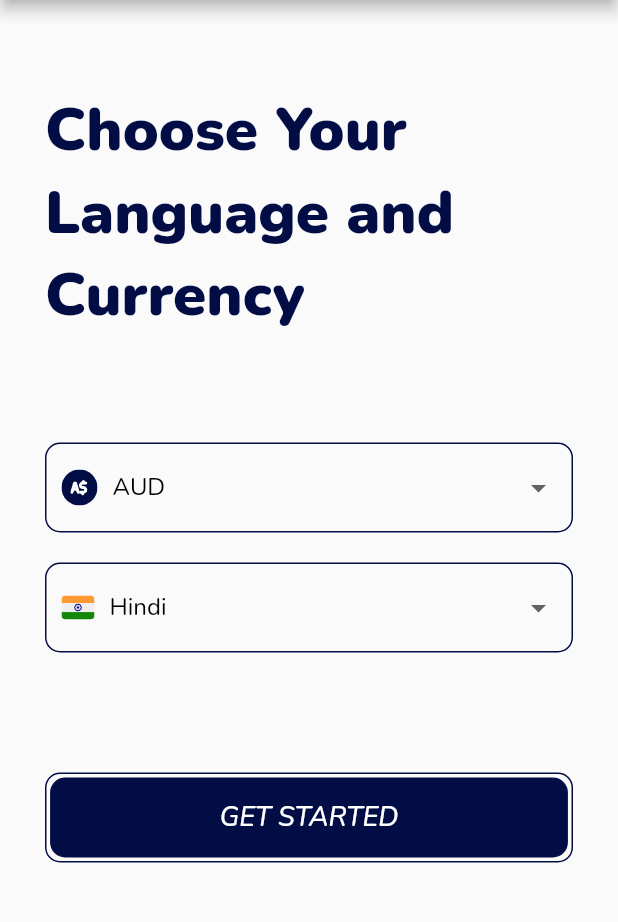
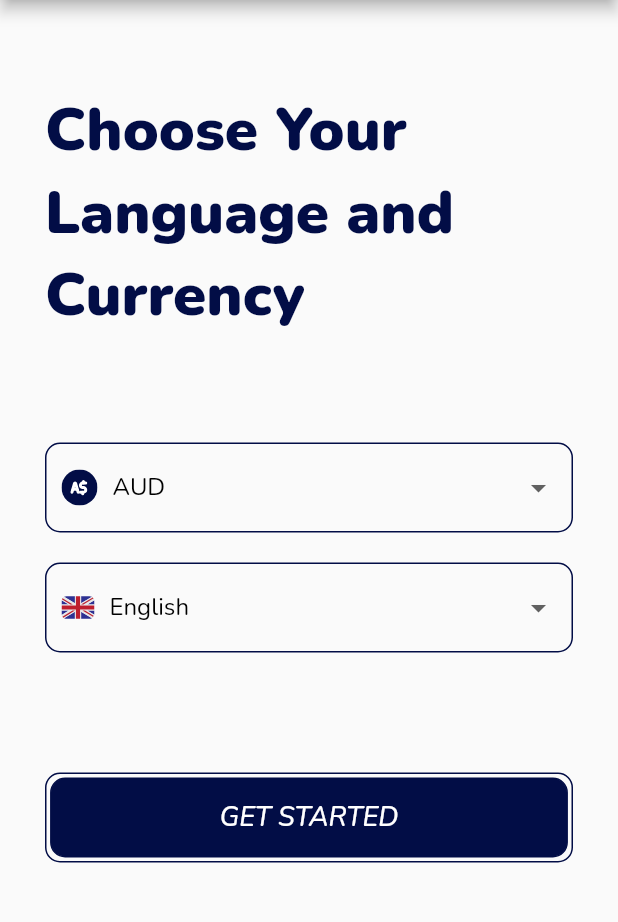
Before and after one commit to faizanje/flexiList, a Flutter app: the SelectCountryScreen screen opened directly, on a phone screen of 412 x 824 dp, the part 84-1006 px from its top. Run offline on Flutter 3.47's test engine with Material 2 defaults, Android fonts, the phone set to English and light mode, and no system bars; our stand-ins replace convex_bottom_bar, flutter_screenutil, flutter_svg, flutter_zoom_drawer, get, google_fonts and 4 more; missing offline and left inert: country_currency_pickers, country_list_pick; accounts and stored records are empty; statements that could not run were skipped.

Commit message:
Changing done in Country screen

```diff
--- a/lib/components/done_button.dart
+++ b/lib/components/done_button.dart
@@ -1,5 +1,6 @@
 import 'package:flutter/material.dart';
 import 'package:noteapp/constant/constant.dart';
+import 'package:noteapp/constant/strings.dart';
 import 'package:noteapp/screens/select_country_screen.dart';
 
 class WidgetButtonDone extends StatelessWidget {
@@ -29,7 +30,7 @@ class WidgetButtonDone extends StatelessWidget {
           mainAxisAlignment: MainAxisAlignment.center,
           children: <Widget>[
             Text(
-              "Done",
+              kDone,
               style: TextStyle(
                 fontSize: 16,
                 fontWeight: FontWeight.w200,
--- a/lib/components/no_notes_found.dart
+++ b/lib/components/no_notes_found.dart
@@ -1,5 +1,6 @@
 import 'package:flutter/material.dart';
 import 'package:flutter_screenutil/flutter_screenutil.dart';
+import 'package:noteapp/constant/strings.dart';
 
 class NoNotesFound extends StatelessWidget {
   const NoNotesFound({
@@ -23,7 +24,7 @@ class NoNotesFound extends StatelessWidget {
           height: 14.h,
         ),
         Text(
-          "Add Your First Note",
+          kAddYourFirstNote,
           style: TextStyle(
             fontSize: 24,
             fontWeight: FontWeight.w600,
--- a/lib/components/skip_button.dart
+++ b/lib/components/skip_button.dart
@@ -1,6 +1,7 @@
 import 'package:flutter/material.dart';
 import 'package:get/get.dart';
 import 'package:noteapp/constant/constant.dart';
+import 'package:noteapp/constant/strings.dart';
 import 'package:noteapp/screens/select_country_screen.dart';
 
 class WidgetButton extends StatelessWidget {
@@ -33,7 +34,7 @@ class WidgetButton extends StatelessWidget {
             color: kNavbarColor,
             border: Border.all(color: kNavbarColor)),
         child: Text(
-          "SKIP",
+          kSkip,
           style: TextStyle(
             fontSize: 18,
             fontWeight: FontWeight.w500,
--- a/lib/constant/strings.dart
+++ b/lib/constant/strings.dart
@@ -1,9 +1,30 @@
 import 'package:flutter/material.dart';
 
 final String kTitle = "Title";
-
 final String kTitleHere = "Title Here";
 final String kAddItem = "Add Item";
+final String kEditText = "EDIT TASK";
+final String kAddTask = "ADD TASK";
+final String kHintText = "Search notes";
+final String kTitleNote = "Note";
+final String kTitleReport = "Report";
+final String kTitleArchive = "Archive";
+final String kTitleSetting = "Setting";
+final String kNext = "Next";
+final String kLanguage = "Language";
+final String kChooseLocation = "Choose Your Language and Currency";
+final String kSelectItem = "Select item";
+final String kGetStarted = "GET STARTED";
+final String kTheme = "Theme";
+final String kThemeScreen = "Theme Screen";
+final String kCurrency = "Currency";
+final String kDone = "Done";
+final String kAddYourFirstNote = "Add Your First Note";
+final String kSkip = "SKIP";
+final String kSkipTaskAdded = "Task Added";
+final String kLater = "Later";
+final String kTodo = "Todo";
+
 // final String = "";
 // final String = "";
 // final String = "";
@@ -13,19 +34,3 @@ final String kAddItem = "Add Item";
 // final String = "";
 // final String = "";
 // final String = "";
-// final String = "";
-// final String = "";
-// final String = "";
-// final String = "";
-// final String = "";
-// final String = "";
-// final String = "";
-// final String = "";
-// final String = "";
-// final String = "";
-// final String = "";
-// final String = "";
-// final String = "";
-// final String = "";
-// final String = "";
-// final String = "";
--- /dev/null
+++ b/lib/language/LocaleString.dart
@@ -0,0 +1,75 @@
+import 'package:flutter/material.dart';
+import 'package:get/get_navigation/src/root/internacionalization.dart';
+
+class LocaleString extends Translations {
+  @override
+  // TODO: implement keys
+  Map<String, Map<String, String>> get keys => {
+        //ENGLISH LANGUAGE
+        'en_US': {
+          "kTitle": "Title",
+          "kTitleHere": "Title Here",
+          "kAddItem": "Add Item",
+          "kEditText": "EDIT TASK",
+          "kAddTask": "ADD TASK",
+          "kHintText": "Search notes",
+          "kTitleNote": "Note",
+          "kTitleReport": "Report",
+          "kTitleArchive": "Archive",
+          "kTitleSetting": "Setting",
+          "kNext": "Next",
+          "kLanguage": "Language",
+          "kChooseLocation": "Choose Your Language and Currency",
+          "kSelectItem": "Select item",
+          "kGetStarted": "GET STARTED",
+          "kTheme": "Theme",
+          "kThemeScreen": "Theme Screen",
+          "kCurrency": "Currency",
+          "kDone": "Done",
+          "kAddYourFirstNote": "Add Your First Note",
+          "kSkip": "SKIP",
+          "kTaskAdded": "Task has been Added",
+          'onBoardTitle': "Story Title",
+          "onBoardDescription":
+              "Lorem ipsum dolor sit amet, consectetur adipiscing elit. Nunc cursus suspendisse urna lorem lobortis in feugiat nisl. Interdum habitant mollis maecenas praesent nunc. Sed mauris tristique dui ante amet tempus magna sed."
+        },
+        // //HINDI LANGUAGE
+        // 'hi_IN': {
+        //   'hello': 'नमस्ते दुनिया',
+        //   'message': 'प्रोटो कोडर प्वाइंट में आपका स्वागत है',
+        //   'title': 'स्पंदन भाषा - स्थानीयकरण',
+        //   'subscribe': 'सब्सक्राइब',
+        //   'changelang': 'भाषा बदलो'
+        // },
+        //URDU LANGUAGE
+        'ur_PK': {
+          "kTitle": "عنوان",
+          "kTitleHere": "عنوان یہاں",
+          "kAddItem": "آئٹم شامل کریں",
+          "kEditText": "کام میں ترمیم کریں",
+          "kAddTask": "ٹاسک شامل کریں",
+          "kHintText": "نوٹ تلاش کریں",
+          "kTitleNote": "نوٹ",
+          "kTitleReport": "رپورٹ",
+          "kTitleArchive": "آرکائیو",
+          "kTitleSetting": "ترتیب",
+          "kNext": "اگلے",
+          "kLanguage": "زبان",
+          "kChooseLocation": "اپنی زبان اور کرنسی کا انتخاب کریں",
+          "kSelectItem": "آئٹم منتخب کریں",
+          "kGetStarted": "شروع کرنے کے",
+          "kTheme": "خیالیہ",
+          "kThemeScreen": "تھیم اسکرین",
+          "kCurrency": "کرنسی",
+          "kDone": "ہو گیا",
+          "kAddYourFirstNote": "اپنا پہلا نوٹ شامل کریں",
+          "kSkip": "SKIP" "چھوڑ دو",
+          "kTaskAdded": "ٹاسک شامل کر دیا گیا ہے",
+          "kLater": " بعد میں",
+          "kTodo": "ایسا کرنے کے لئے",
+          'onBoardTitle': "کہانی کا عنوان",
+          "onBoardDescription":
+              "درد خود محبت ہے ، بنیادی گاہک۔ اب ریسوں نے کلائی معطل کر دی ہے۔ بعض اوقات نرم میناس اب موجود ہیں۔ لیکن وقت کی محبت سے پہلے اداس ہونا بہت اچھا ہے۔",
+        },
+      };
+}
--- a/lib/main.dart
+++ b/lib/main.dart
@@ -13,6 +13,7 @@ import 'package:noteapp/screens/select_country_screen.dart';
 import 'package:path_provider/path_provider.dart';
 
 import 'constant/constant.dart';
+import 'language/LocaleString.dart';
 
 void main() async {
   WidgetsFlutterBinding.ensureInitialized();
@@ -31,6 +32,8 @@ class MyApp extends StatelessWidget {
     return ScreenUtilInit(
       designSize: Size(360, 640),
       builder: () => GetMaterialApp(
+        translations: LocaleString(),
+        locale: Locale('en', 'US'),
         debugShowCheckedModeBanner: false,
         theme: ThemeData.light().copyWith(
           colorScheme: ColorScheme.light().copyWith(
--- a/lib/menu_screen/currency.dart
+++ b/lib/menu_screen/currency.dart
@@ -1,6 +1,8 @@
 import 'package:flutter/material.dart';
 import 'package:flutter_zoom_drawer/flutter_zoom_drawer.dart';
+import 'package:get/get.dart';
 import 'package:noteapp/constant/constant.dart';
+import 'package:noteapp/constant/strings.dart';
 
 class CurrencyPage extends StatefulWidget {
   @override
@@ -25,7 +27,7 @@ class _CurrencyPageState extends State<CurrencyPage> {
     return Scaffold(
       appBar: AppBar(
         backgroundColor: Colors.deepOrange,
-        title: Text("Currency"),
+        title: Text('kCurrency'.tr),
         leading: flag
             ? IconButton(
                 onPressed: () {
@@ -56,7 +58,7 @@ class _CurrencyPageState extends State<CurrencyPage> {
       ),
       body: Center(
         child: Text(
-          "Currency",
+          'kCurrency'.tr,
           style: TextStyle(
             color: kNavbarColor,
             fontSize: 30,
--- a/lib/menu_screen/language.dart
+++ b/lib/menu_screen/language.dart
@@ -1,6 +1,8 @@
 import 'package:flutter/material.dart';
 import 'package:flutter_zoom_drawer/flutter_zoom_drawer.dart';
+import 'package:get/get.dart';
 import 'package:noteapp/constant/constant.dart';
+import 'package:noteapp/constant/strings.dart';
 
 class LanguagePage extends StatefulWidget {
   @override
@@ -25,7 +27,7 @@ class _LanguagePageState extends State<LanguagePage> {
     return Scaffold(
       appBar: AppBar(
         backgroundColor: Colors.green,
-        title: Text("Language"),
+        title: Text('kLanguage'.tr),
         leading: flag
             ? IconButton(
                 onPressed: () {
@@ -56,7 +58,7 @@ class _LanguagePageState extends State<LanguagePage> {
       ),
       body: Center(
         child: Text(
-          "Language",
+          'kLanguage'.tr,
           style: TextStyle(
             color: kNavbarColor,
             fontSize: 30,
--- a/lib/menu_screen/theme.dart
+++ b/lib/menu_screen/theme.dart
@@ -1,7 +1,9 @@
 import 'package:flutter/cupertino.dart';
 import 'package:flutter/material.dart';
 import 'package:flutter_zoom_drawer/flutter_zoom_drawer.dart';
+import 'package:get/get.dart';
 import 'package:noteapp/constant/constant.dart';
+import 'package:noteapp/constant/strings.dart';
 
 class ThemePage extends StatefulWidget {
   @override
@@ -27,7 +29,7 @@ class _ThemePageState extends State<ThemePage> {
       child: Scaffold(
         appBar: AppBar(
           backgroundColor: kPrimaryColor,
-          title: Text("Theme"),
+          title: Text('kTheme'.tr),
           leading: flag
               ? IconButton(
                   onPressed: () {
@@ -61,7 +63,7 @@ class _ThemePageState extends State<ThemePage> {
             mainAxisAlignment: MainAxisAlignment.center,
             children: [
               Text(
-                "Light",
+                'kLanguage'.tr,
                 style: TextStyle(fontSize: 18, color: Colors.black),
               ),
               SizedBox(
--- a/lib/screens/archive_screen.dart
+++ b/lib/screens/archive_screen.dart
@@ -6,6 +6,7 @@ import 'package:get/get.dart';
 import 'package:noteapp/components/no_notes_found.dart';
 import 'package:noteapp/components/note_item.dart';
 import 'package:noteapp/constant/constant.dart';
+import 'package:noteapp/constant/strings.dart';
 import 'package:noteapp/controllers/notes_list_controller.dart';
 import 'package:noteapp/screens/layout_screen.dart';
 
@@ -163,7 +164,7 @@ class ArchiveScreen extends StatelessWidget {
                   ),
                 ),
                 border: InputBorder.none,
-                hintText: "Search notes",
+                hintText: 'kHintText'.tr,
                 hintStyle: TextStyle(color: Colors.grey),
               ),
               onChanged: (newValue) {
--- a/lib/screens/notes_list_screen.dart
+++ b/lib/screens/notes_list_screen.dart
@@ -6,6 +6,7 @@ import 'package:get/get.dart';
 import 'package:noteapp/components/no_notes_found.dart';
 import 'package:noteapp/components/note_item.dart';
 import 'package:noteapp/constant/constant.dart';
+import 'package:noteapp/constant/strings.dart';
 import 'package:noteapp/controllers/notes_list_controller.dart';
 import 'package:noteapp/models/home_task_item_model.dart';
 import 'package:noteapp/screens/add_task_screen.dart';
@@ -13,7 +14,7 @@ import 'package:noteapp/screens/layout_screen.dart';
 
 class NotesListScreen extends StatelessWidget {
   @override
-  Widget build(BuildContext context) {
+  Widget build(BuildContext con) {
     final notesListController = Get.find<NotesListController>();
     return SafeArea(
       child: Container(
@@ -165,7 +166,7 @@ class NotesListScreen extends StatelessWidget {
                   ),
                 ),
                 border: InputBorder.none,
-                hintText: "Search notes",
+                hintText: 'kHintText'.tr,
                 hintStyle: TextStyle(color: Colors.grey),
               ),
               onChanged: (newValue) {
--- a/lib/screens/onboarding_screen.dart
+++ b/lib/screens/onboarding_screen.dart
@@ -7,12 +7,12 @@ import 'package:introduction_screen/introduction_screen.dart';
 import 'package:noteapp/components/skip_button.dart';
 import 'package:noteapp/constant/constant.dart';
 import 'package:noteapp/constant/introduction_json.dart';
+import 'package:noteapp/constant/strings.dart';
 import 'package:noteapp/screens/bottom_nav_screen.dart';
 import 'package:noteapp/screens/select_country_screen.dart';
 
 class OnBordingScreen extends StatelessWidget {
   const OnBordingScreen({Key? key}) : super(key: key);
-
   @override
   Widget build(BuildContext context) => SafeArea(
         child: IntroductionScreen(
@@ -25,7 +25,7 @@ class OnBordingScreen extends StatelessWidget {
               decoration: getPageDecoration(),
             ),
           ),
-          done: Text('Next',
+          done: Text('kNext'.tr,
               style: TextStyle(fontWeight: FontWeight.w600, fontSize: 18)),
           onDone: () => Get.to(() => BottomNavScreen()),
           showSkipButton: true,
--- a/lib/screens/report_screen.dart
+++ b/lib/screens/report_screen.dart
@@ -4,6 +4,7 @@ import 'package:noteapp/components/done_button.dart';
 import 'package:noteapp/components/skip_button.dart';
 import 'package:noteapp/constant/constant.dart';
 import 'package:get/get.dart';
+import 'package:noteapp/constant/strings.dart';
 import 'package:noteapp/controllers/notes_list_controller.dart';
 import 'package:noteapp/controllers/reports_controller.dart';
 
@@ -19,7 +20,7 @@ class ReportScreen extends StatelessWidget {
         automaticallyImplyLeading: false,
         backgroundColor: kPrimaryColor,
         title: Text(
-          "Report",
+          'kTitleReport'.tr,
           style: TextStyle(
               fontSize: 18, fontWeight: FontWeight.bold, color: Colors.white),
         ),
@@ -127,7 +128,7 @@ class ReportScreen extends StatelessWidget {
           Column(
             children: <Widget>[
               Text(
-                "Title",
+                'kTitle'.tr,
                 style: TextStyle(fontSize: 24, fontWeight: FontWeight.w600),
               ),
               WidgetButtonDone(),
--- a/lib/screens/select_country_screen.dart
+++ b/lib/screens/select_country_screen.dart
@@ -8,6 +8,7 @@ import 'package:flutter_svg/flutter_svg.dart';
 import 'package:flutter_zoom_drawer/flutter_zoom_drawer.dart';
 import 'package:get/get.dart';
 import 'package:noteapp/constant/constant.dart';
+import 'package:noteapp/constant/strings.dart';
 import 'package:noteapp/screens/bottom_nav_screen.dart';
 
 class SelectCountryScreen extends StatefulWidget {
@@ -30,6 +31,14 @@ class CountryItem {
 
 class _SelectCountryScreenState extends State<SelectCountryScreen> {
   bool flag = false;
+  final List locale = [
+    {'name': 'ENGLISH', 'locale': Locale('en', 'US')},
+    {'name': 'URDU', 'locale': Locale('ur', 'PK')},
+  ];
+  updateLanguage(Locale locale) {
+    Get.back();
+    Get.updateLocale(locale);
+  }
 
   List<Item> listItem = <Item>[
     Item('AUD', SvgPicture.asset('assets/images/aud.svg')),
@@ -41,8 +50,8 @@ class _SelectCountryScreenState extends State<SelectCountryScreen> {
   ];
 
   List<CountryItem> countryListItem = <CountryItem>[
+    CountryItem('English', SvgPicture.asset('assets/images/english.svg')),
     CountryItem('Hindi', SvgPicture.asset('assets/images/hindi.svg')),
-    CountryItem('English', SvgPicture.asset('assets/images/english.svg')),
     CountryItem('Urdu', SvgPicture.asset('assets/images/urdu.svg')),
   ];
   late Item selectedItem;
@@ -66,7 +75,7 @@ class _SelectCountryScreenState extends State<SelectCountryScreen> {
       child: Scaffold(
         appBar: AppBar(
           backgroundColor: kPrimaryColor,
-          title: Text("Language"),
+          title: Text(kLanguage),
           leading: flag
               ? IconButton(
                   onPressed: () {
@@ -111,7 +120,7 @@ class _SelectCountryScreenState extends State<SelectCountryScreen> {
                       padding: const EdgeInsets.symmetric(
                           vertical: 60, horizontal: 30),
                       child: Text(
-                        'Choose Your Language and Currency',
+                        'kChooseLocation'.tr,
                         style: TextStyle(
                           fontSize: 40,
                           fontWeight: FontWeight.w900,
@@ -138,7 +147,7 @@ class _SelectCountryScreenState extends State<SelectCountryScreen> {
                 child: DropdownButtonHideUnderline(
                   child: DropdownButton<Item>(
                     isExpanded: true,
-                    hint: Text("Select item"),
+                    hint: Text('kSelectItem'.tr),
                     value: selectedItem,
                     onChanged: (Item? value) {
                       setState(() {
@@ -181,11 +190,17 @@ class _SelectCountryScreenState extends State<SelectCountryScreen> {
                 child: DropdownButtonHideUnderline(
                   child: DropdownButton<CountryItem>(
                     isExpanded: true,
-                    hint: Text("Select item"),
+                    hint: Text('kSelectItem'.tr),
                     value: countrySelectedItem,
                     onChanged: (CountryItem? value) {
+                      print(value!.name);
+                      if (value.name == "English") {
+                        countrySelectedItem = value;
+                        updateLanguage(locale[0]['locale']);
+                      }
                       setState(() {
-                        countrySelectedItem = value!;
+                        countrySelectedItem = value;
+                        updateLanguage(locale[1]['locale']);
                       });
                     },
                     items: countryListItem.map((CountryItem value) {
@@ -246,7 +261,7 @@ class _SelectCountryScreenState extends State<SelectCountryScreen> {
                               color: kNavbarColor,
                               border: Border.all(color: kNavbarColor)),
                           child: Text(
-                            "GET STARTED",
+                            'kGetStarted'.tr,
                             style: TextStyle(
                               fontSize: 18,
                               fontWeight: FontWeight.w500,
--- a/lib/screens/setting_screen.dart
+++ b/lib/screens/setting_screen.dart
@@ -1,6 +1,7 @@
 import 'package:flutter/material.dart';
 import 'package:get/get.dart';
 import 'package:noteapp/constant/constant.dart';
+import 'package:noteapp/constant/strings.dart';
 import 'package:noteapp/models/setting_menu_json.dart';
 import 'package:noteapp/screens/bottom_nav_screen.dart';
 
@@ -58,7 +59,7 @@ class SettingScreen extends StatelessWidget {
                       width: 20,
                     ),
                     Text(
-                      "Setting",
+                      'kTitleSetting'.tr,
                       style: TextStyle(
                           fontSize: 25,
                           fontWeight: FontWeight.w600,
@@ -86,7 +87,7 @@ class SettingScreen extends StatelessWidget {
           selected: currentItem == item,
           minLeadingWidth: 20,
           leading: Icon(item.icon),
-          title: Text(item.title),
+          title: Text(item.title.tr),
           onTap: () {
             onSelectItem(item);
           },
--- a/lib/screens/theme_screen.dart
+++ b/lib/screens/theme_screen.dart
@@ -1,5 +1,7 @@
 import 'package:flutter/material.dart';
 import 'package:flutter_zoom_drawer/flutter_zoom_drawer.dart';
+import 'package:get/get.dart';
+import 'package:noteapp/constant/strings.dart';
 
 class ThemeScreen extends StatefulWidget {
   @override
@@ -23,7 +25,7 @@ class _ThemeScreenState extends State<ThemeScreen> {
   Widget build(BuildContext context) {
     return Scaffold(
       appBar: AppBar(
-        title: Text("Theme Screen"),
+        title: Text('kThemeScreen'.tr),
         leading: flag
             ? IconButton(
                 onPressed: () {
```
Also changed, not shown: lib/constant/introduction_json.dart (+12 -12 lines), lib/models/todo_item.dart (+5 -3 lines), lib/screens/add_task_screen.dart (+7 -13 lines), lib/screens/bottom_nav_screen.dart (+7 -4 lines).
